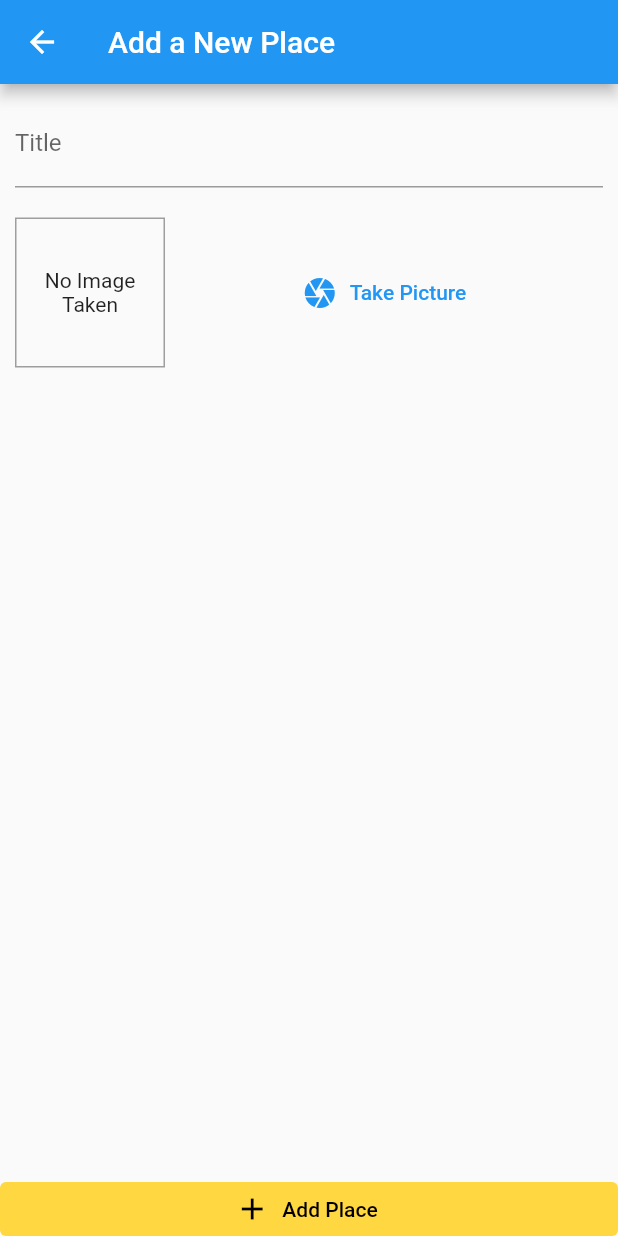
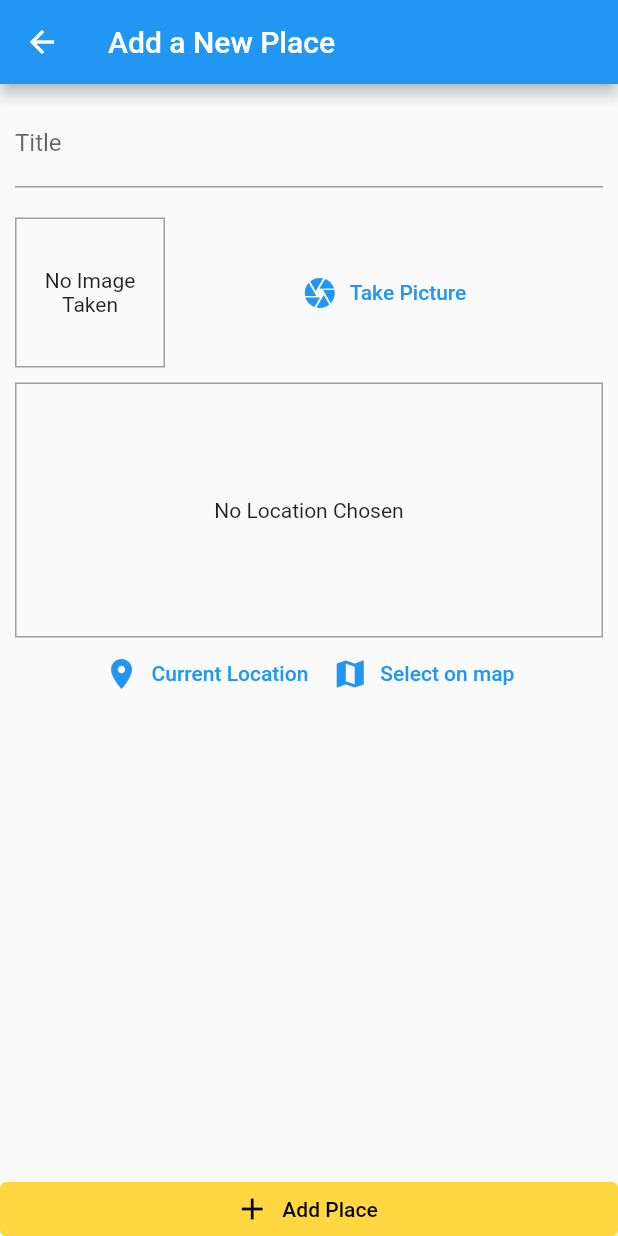
Before and after one commit to Nhh124/Great-places-app, a Flutter app: the AddPlaceScreen screen opened by its route, on a phone screen of 412 x 824 dp. Run offline on Flutter 3.47's test engine with Material 2 defaults, Android fonts, the phone set to English and light mode, and no system bars; our stand-ins replace google_maps_flutter, image_picker, location, sqflite; accounts and stored records are empty.

Commit message:
WIP | add google map, show google map

```diff
--- a/great_places_app/lib/helper/db_helper.dart
+++ b/great_places_app/lib/helper/db_helper.dart
@@ -25,6 +25,7 @@ class DBHelper {
 
   static Future<List<Map<String, dynamic>>> getData(String table) async {
     final db = await DBHelper.database();
+
     return db.query(table);
   }
 }
--- /dev/null
+++ b/great_places_app/lib/helper/location.helper.dart
@@ -0,0 +1,10 @@
+const GOOGLE_API_KEY = 'AIzaSyDr5X6XI-mKJRpCSsIcTQZ4OqhBsyPxLlQ';
+
+class LocationHelper {
+  static String generateLocationPreviewImage({
+    double? latitude,
+    double? longitude,
+  }) {
+    return 'https://maps.googleapis.com/maps/api/staticmap?center=&$latitude,$longitude&zoom=16&size=600x300&maptype=roadmap&markers=color:red%7Clabel:A%7C$latitude,$longitude&key=$GOOGLE_API_KEY';
+  }
+}
--- a/great_places_app/lib/model/place.dart
+++ b/great_places_app/lib/model/place.dart
@@ -5,7 +5,7 @@ class PlaceLocation {
   final double longtitude;
   final double lattitude;
   final String address;
-  PlaceLocation({
+  const PlaceLocation({
     required this.longtitude,
     required this.lattitude,
     required this.address,
--- a/great_places_app/lib/screens/add_place_screen.dart
+++ b/great_places_app/lib/screens/add_place_screen.dart
@@ -1,7 +1,8 @@
 import 'dart:io';
 
 import 'package:flutter/material.dart';
-import 'package:great_places_app/provider/great_places.dart';
+import '/provider/great_places.dart';
+import '/widgets/location_input.dart';
 import 'package:provider/provider.dart';
 import '/widgets/image_input.dart';
 
@@ -57,6 +58,10 @@ class _AddPlaceScreenState extends State<AddPlaceScreen> {
                       height: 10,
                     ),
                     ImageInput(onselectedImage: _selectImage),
+                    const SizedBox(
+                      height: 10,
+                    ),
+                    const LocationInput(),
                   ],
                 ),
               ),
--- /dev/null
+++ b/great_places_app/lib/widgets/location_input.dart
@@ -0,0 +1,85 @@
+import 'package:flutter/material.dart';
+import 'package:google_maps_flutter/google_maps_flutter.dart';
+import 'package:great_places_app/helper/location.helper.dart';
+import 'package:great_places_app/screens/map_screen.dart';
+import 'package:location/location.dart';
+
+class LocationInput extends StatefulWidget {
+  const LocationInput({Key? key}) : super(key: key);
+
+  @override
+  State<LocationInput> createState() => _LocationInputState();
+}
+
+class _LocationInputState extends State<LocationInput> {
+  String? _previewImageUrl;
+
+  Future<void> _getCurrentUserLocation() async {
+    final locData = await Location().getLocation();
+    final staticMapImageUrl = LocationHelper.generateLocationPreviewImage(
+      latitude: locData.latitude,
+      longitude: locData.longitude,
+    );
+    print(staticMapImageUrl);
+    setState(() {
+      _previewImageUrl = staticMapImageUrl;
+    });
+  }
+
+  Future<void> _selectOnMap() async {
+    final LatLng? selectedLocation = await Navigator.of(context).push<LatLng>(
+      MaterialPageRoute(
+        fullscreenDialog: true,
+        builder: (context) => const MapScreen(
+          isSelecting: true,
+        ),
+      ),
+    );
+    if (selectedLocation == null) {
+      return;
+    }
+  }
+
+  @override
+  Widget build(BuildContext context) {
+    return Column(
+      children: [
+        Container(
+          alignment: Alignment.center,
+          decoration:
+              BoxDecoration(border: Border.all(width: 1, color: Colors.grey)),
+          height: 170,
+          width: double.infinity,
+          child: _previewImageUrl == null
+              ? const Text(
+                  'No Location Chosen',
+                  textAlign: TextAlign.center,
+                )
+              : Image.network(
+                  _previewImageUrl!,
+                  fit: BoxFit.cover,
+                  width: double.infinity,
+                ),
+        ),
+        Row(
+          mainAxisAlignment: MainAxisAlignment.center,
+          children: [
+            TextButton.icon(
+              onPressed: _getCurrentUserLocation,
+              label: const Text('Current Location'),
+              icon: const Icon(Icons.location_on),
+            ),
+            const SizedBox(
+              height: 10,
+            ),
+            TextButton.icon(
+              onPressed: _selectOnMap,
+              label: const Text('Select on map'),
+              icon: const Icon(Icons.map),
+            )
+          ],
+        )
+      ],
+    );
+  }
+}
--- a/great_places_app/pubspec.yaml
+++ b/great_places_app/pubspec.yaml
@@ -40,6 +40,7 @@ dependencies:
   path: ^1.8.1
   sqflite: ^2.0.3+1
   location: ^4.4.0
+  google_maps_flutter: ^2.1.12
 
 dev_dependencies:
   flutter_test:
```
Also changed, not shown: great_places_app/lib/screens/map_screen.dart (added, +61 -0 lines), great_places_app/pubspec.lock, 2 other files.
